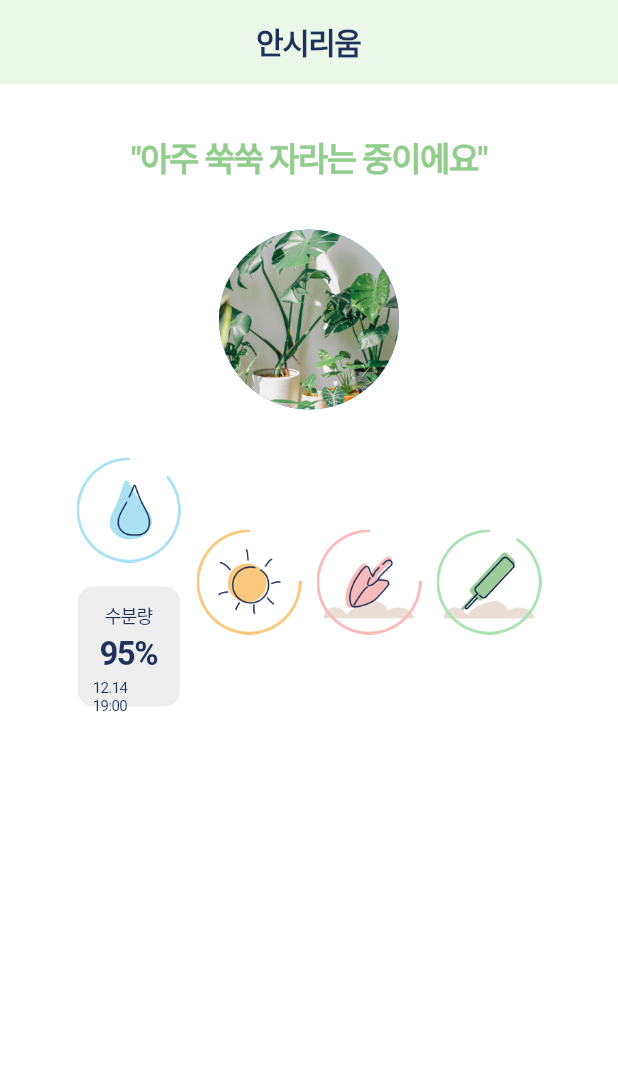
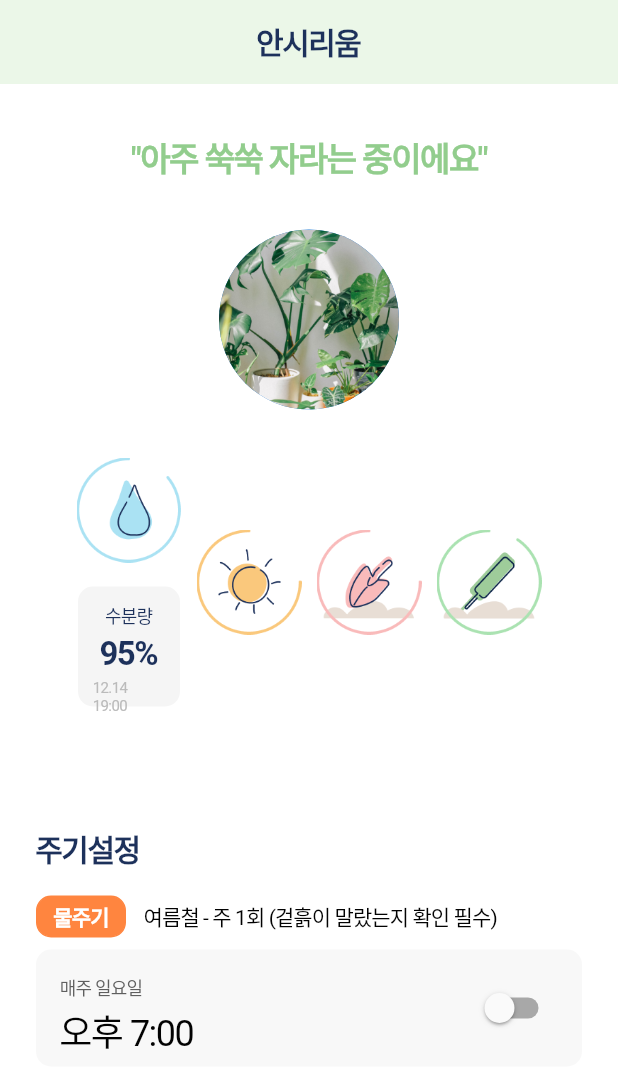
Before and after one commit to sungheeyoon/flutter-plant-plan, a Flutter app: the screen it shows after launch, on a phone screen of 412 x 824 dp. Shown: the top 1088 px of the screen. Run offline on Flutter 3.47's test engine with Material 2 defaults, Android fonts, the phone set to English and light mode, and no system bars; our stand-ins replace shared_preferences; missing offline and left inert: snapping_sheet; Roboto replaces fonts that are missing (Pretendard).

Commit message:
Ongoing Detail Screen2

```diff
--- a/lib/screens/add_screen.dart
+++ b/lib/screens/add_screen.dart
@@ -168,7 +168,7 @@ class SettingCard extends StatelessWidget {
                   title,
                   style: Theme.of(context)
                       .textTheme
-                      .labelMedium!
+                      .labelLarge!
                       .copyWith(color: Colors.white),
                   textAlign: TextAlign.center,
                 ),
@@ -202,10 +202,10 @@ class SettingCard extends StatelessWidget {
           ],
         ),
         const SizedBox(
-          height: 10,
+          height: 8,
         ),
         Container(
-            height: 80,
+            height: 78,
             decoration: BoxDecoration(
                 color: const Color.fromRGBO(245, 245, 245, 1),
                 borderRadius: BorderRadius.circular(10)),
--- a/lib/screens/detail_screen.dart
+++ b/lib/screens/detail_screen.dart
@@ -2,16 +2,25 @@ import 'package:flutter/material.dart';
 import 'package:plant_plan/widgets/custom_appbar.dart';
 import 'package:plant_plan/widgets/image_box.dart';
 
-class DetailScreen extends StatelessWidget {
+class DetailScreen extends StatefulWidget {
   const DetailScreen({super.key});
 
+  @override
+  State<DetailScreen> createState() => _DetailScreenState();
+}
+
+class _DetailScreenState extends State<DetailScreen> {
+  bool isSwitched = false;
   @override
   Widget build(BuildContext context) {
     return Scaffold(
       appBar: const CustomAppBar(title: "안시리움"),
-      body: Padding(
+      body: SafeArea(
+        child: SingleChildScrollView(
+          child: Padding(
             padding: const EdgeInsets.fromLTRB(24, 32, 24, 80),
             child: Column(
+              crossAxisAlignment: CrossAxisAlignment.start,
               children: [
                 Center(
                   child: Column(
@@ -19,7 +28,10 @@ class DetailScreen extends StatelessWidget {
                       Text(
                         "\"아주 쑥쑥 자라는 중이에요\"",
                         textAlign: TextAlign.center,
-                    style: Theme.of(context).textTheme.displaySmall!.copyWith(
+                        style: Theme.of(context)
+                            .textTheme
+                            .displaySmall!
+                            .copyWith(
                                 color: const Color.fromRGBO(146, 205, 141, 1)),
                       ),
                       const SizedBox(
@@ -51,10 +63,10 @@ class DetailScreen extends StatelessWidget {
                                 padding: const EdgeInsets.all(10),
                                 height: 80,
                                 width: 68,
-                            decoration: BoxDecoration(
+                                decoration: const BoxDecoration(
                                   borderRadius:
-                                  const BorderRadius.all(Radius.circular(10.0)),
-                              color: Colors.grey[200],
+                                      BorderRadius.all(Radius.circular(10.0)),
+                                  color: Color.fromRGBO(245, 245, 245, 1),
                                 ),
                                 child: Center(
                                   child: Column(
@@ -85,7 +97,7 @@ class DetailScreen extends StatelessWidget {
                                               .labelSmall!
                                               .copyWith(
                                                   color: const Color.fromRGBO(
-                                                  29, 49, 91, 1)))
+                                                      187, 187, 187, 1)))
                                     ],
                                   ),
                                 ),
@@ -96,7 +108,8 @@ class DetailScreen extends StatelessWidget {
                             width: 10,
                           ),
                           const ImageBox(
-                        imageUri: 'assets/images/management/sun_outline.png',
+                            imageUri:
+                                'assets/images/management/sun_outline.png',
                             width: 70,
                             height: 70,
                           ),
@@ -120,10 +133,119 @@ class DetailScreen extends StatelessWidget {
                           )
                         ],
                       ),
+                      const SizedBox(
+                        height: 80,
+                      )
                     ],
                   ),
                 ),
+                Column(
+                  crossAxisAlignment: CrossAxisAlignment.start,
+                  children: [
+                    Text(
+                      "주기설정",
+                      style: Theme.of(context)
+                          .textTheme
+                          .headlineLarge!
+                          .copyWith(color: const Color.fromRGBO(29, 49, 91, 1)),
+                    ),
+                    const SizedBox(
+                      height: 16,
+                    ),
+                    Row(
+                      children: [
+                        Container(
+                          height: 28,
+                          width: 60,
+                          decoration: BoxDecoration(
+                            color: const Color.fromRGBO(255, 133, 63, 1),
+                            borderRadius:
+                                const BorderRadius.all(Radius.circular(10)),
+                            border: Border.all(
+                              width: 1,
+                              color: const Color.fromRGBO(255, 133, 63, 1),
+                            ),
+                          ),
+                          child: Center(
+                            child: Text(
+                              "물주기",
+                              style: Theme.of(context)
+                                  .textTheme
+                                  .labelLarge!
+                                  .copyWith(color: Colors.white),
+                              textAlign: TextAlign.center,
+                            ),
+                          ),
+                        ),
+                        const SizedBox(
+                          width: 12,
+                        ),
+                        Text(
+                          "여름철 - 주 1회 (겉흙이 말랐는지 확인 필수)",
+                          style: Theme.of(context)
+                              .textTheme
+                              .bodyMedium!
+                              .copyWith(
+                                  color: const Color.fromRGBO(2, 2, 2, 1)),
+                        )
                       ],
+                    ),
+                    const SizedBox(
+                      height: 8,
+                    ),
+                    Container(
+                        height: 78,
+                        decoration: BoxDecoration(
+                            color: const Color.fromRGBO(248, 248, 248, 1),
+                            borderRadius: BorderRadius.circular(10)),
+                        padding: const EdgeInsets.all(16),
+                        child: Row(
+                          mainAxisAlignment: MainAxisAlignment.spaceBetween,
+                          children: [
+                            Column(
+                              crossAxisAlignment: CrossAxisAlignment.start,
+                              children: [
+                                Text(
+                                  "매주 일요일",
+                                  style: Theme.of(context)
+                                      .textTheme
+                                      .bodySmall!
+                                      .copyWith(
+                                          color: const Color.fromRGBO(
+                                              95, 95, 95, 1)),
+                                ),
+                                const SizedBox(
+                                  height: 2,
+                                ),
+                                Text(
+                                  "오후 7:00",
+                                  style: Theme.of(context)
+                                      .textTheme
+                                      .displayMedium!
+                                      .copyWith(
+                                          color:
+                                              const Color.fromRGBO(2, 2, 2, 1)),
+                                )
+                              ],
+                            ),
+                            Switch(
+                              value: isSwitched,
+                              onChanged: (value) {
+                                setState(() {
+                                  isSwitched = value;
+                                });
+                              },
+                              activeTrackColor:
+                                  const Color.fromRGBO(29, 49, 91, 0.4),
+                              activeColor: const Color.fromRGBO(29, 49, 91, 1),
+                            ),
+                          ],
+                        )),
+                  ],
+                ),
+              ],
+            ),
+          ),
         ),
       ),
     );
```
Lines whose indentation alone changed are shown as unchanged.
